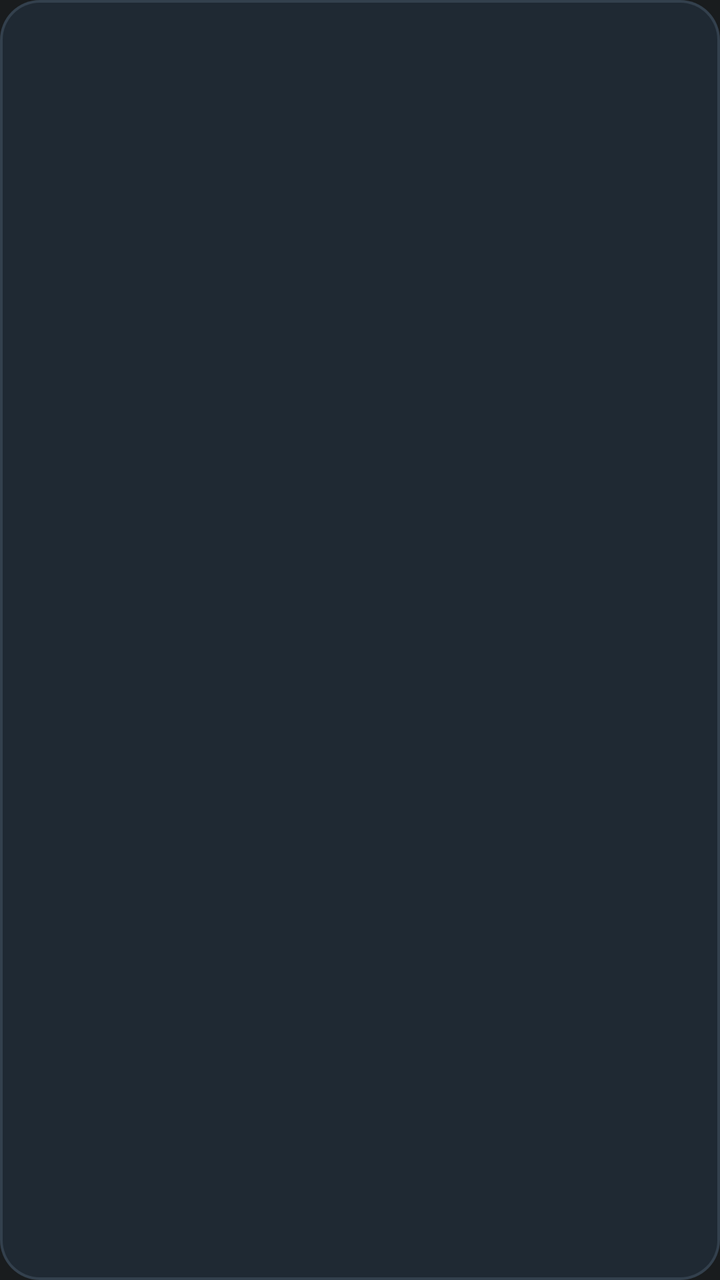
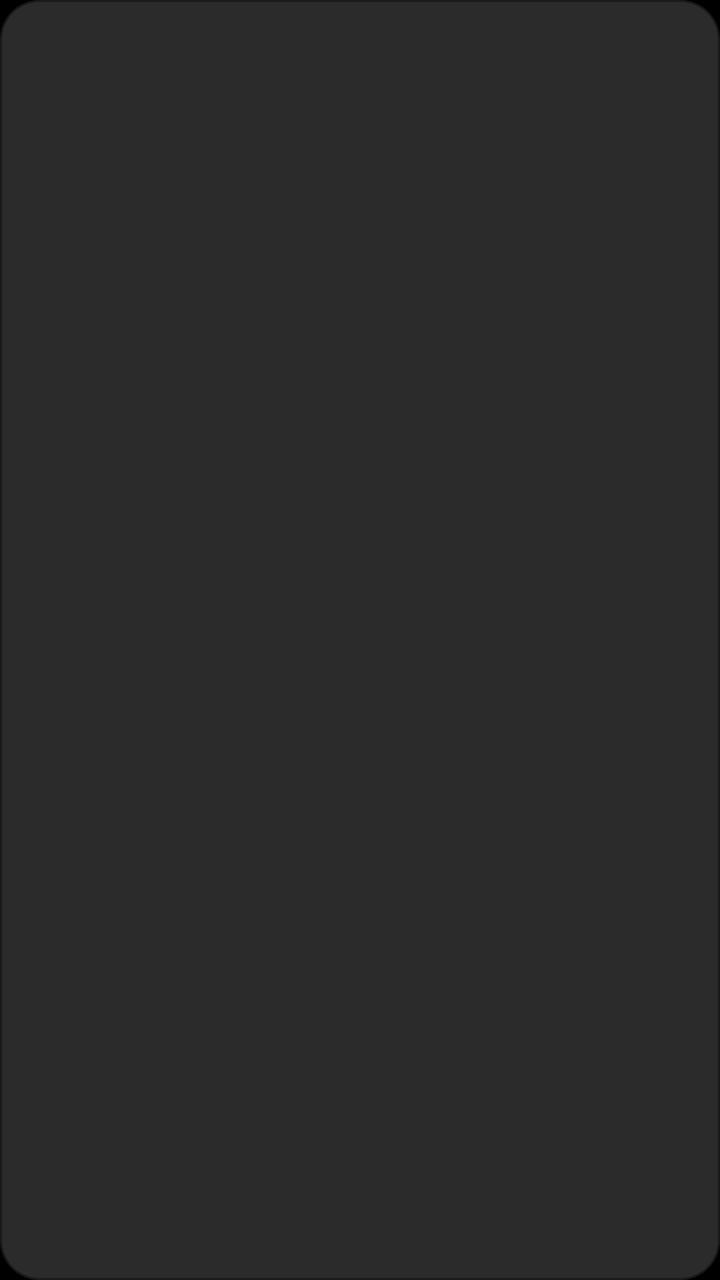

The first picture is an Android layout as it rendered before a commit; the second is the same layout after the commit. The layout source and the unified diff follow.
<!-- AndroidManifest.xml: application theme AppTheme -->
<!-- res/layout/item_action.xml -->
<?xml version="1.0" encoding="utf-8"?>
<LinearLayout xmlns:android="http://schemas.android.com/apk/res/android"
    android:id="@+id/cardRoot"
    android:layout_width="0dp"
    android:layout_height="match_parent"
    android:layout_margin="7dp"
    android:layout_weight="1"
    android:background="@drawable/card_selector"
    android:clickable="true"
    android:focusable="true"
    android:focusableInTouchMode="true"
    android:gravity="center_vertical"
    android:orientation="vertical"
    android:paddingStart="20dp"
    android:paddingTop="12dp"
    android:paddingEnd="20dp"
    android:paddingBottom="12dp">

    <TextView
        android:id="@+id/tvTitle"
        android:layout_width="match_parent"
        android:layout_height="wrap_content"
        android:ellipsize="end"
        android:maxLines="1"
        android:textColor="@color/text_primary"
        android:textSize="17sp"
        android:textStyle="bold" />

    <TextView
        android:id="@+id/tvSub"
        android:layout_width="match_parent"
        android:layout_height="wrap_content"
        android:layout_marginTop="5dp"
        android:ellipsize="end"
        android:maxLines="1"
        android:textColor="@color/text_secondary"
        android:textSize="12sp" />
</LinearLayout>
<!-- resources referenced by this layout -->
<resources>
  <color name="text_primary">#FFFFFFFF</color>
  <color name="text_secondary">#FF93A3B0</color>
  <!-- drawable card_selector (drawable) -->
  <?xml version="1.0" encoding="utf-8"?>
  <selector xmlns:android="http://schemas.android.com/apk/res/android">
      <item android:drawable="@drawable/card_focused" android:state_focused="true" />
      <item android:drawable="@drawable/card_focused" android:state_pressed="true" />
      <item android:drawable="@drawable/card_normal" />
  </selector>
  <style name="AppTheme" parent="@android:style/Theme.DeviceDefault.NoActionBar">
          
          <item name="android:windowFullscreen">true</item>
          <item name="android:windowContentOverlay">@null</item>
      </style>
  <!-- drawable card_focused (drawable) -->
  <?xml version="1.0" encoding="utf-8"?>
  <layer-list xmlns:android="http://schemas.android.com/apk/res/android">
      <item>
          <shape android:shape="rectangle">
              <solid android:color="@color/accent" />
              <corners android:radius="20dp" />
          </shape>
      </item>
      <item
          android:bottom="3dp"
          android:left="3dp"
          android:right="3dp"
          android:top="3dp">
          <shape android:shape="rectangle">
              <solid android:color="@color/card_fill_focused" />
              <corners android:radius="17dp" />
          </shape>
      </item>
  </layer-list>
  <!-- drawable card_normal (drawable) -->
  <?xml version="1.0" encoding="utf-8"?>
  <layer-list xmlns:android="http://schemas.android.com/apk/res/android">
      <item>
          <shape android:shape="rectangle">
              <solid android:color="@color/stroke_normal" />
              <corners android:radius="20dp" />
          </shape>
      </item>
      <item
          android:bottom="1.5dp"
          android:left="1.5dp"
          android:right="1.5dp"
          android:top="1.5dp">
          <shape android:shape="rectangle">
              <solid android:color="@color/card_fill" />
              <corners android:radius="18.5dp" />
          </shape>
      </item>
  </layer-list>
  <color name="accent">#FF00E0B0</color>
  <color name="card_fill_focused">#FF26323E</color>
  <color name="stroke_normal">#FF33404D</color>
  <color name="card_fill">#FF1F2933</color>
</resources>

<!-- the commit's change to res/layout/item_action.xml (unified diff, before → after) -->
@@ -3,7 +3,7 @@
     android:id="@+id/cardRoot"
     android:layout_width="0dp"
     android:layout_height="match_parent"
-    android:layout_margin="7dp"
+    android:layout_margin="6dp"
     android:layout_weight="1"
     android:background="@drawable/card_selector"
     android:clickable="true"
@@ -12,27 +12,30 @@
     android:gravity="center_vertical"
     android:orientation="vertical"
     android:paddingStart="20dp"
-    android:paddingTop="12dp"
+    android:paddingTop="14dp"
     android:paddingEnd="20dp"
-    android:paddingBottom="12dp">
+    android:paddingBottom="14dp">
 
     <TextView
         android:id="@+id/tvTitle"
         android:layout_width="match_parent"
         android:layout_height="wrap_content"
+        android:duplicateParentState="true"
         android:ellipsize="end"
         android:maxLines="1"
-        android:textColor="@color/text_primary"
-        android:textSize="17sp"
+        android:textColor="@color/card_title"
+        android:textSize="19sp"
         android:textStyle="bold" />
 
     <TextView
         android:id="@+id/tvSub"
         android:layout_width="match_parent"
         android:layout_height="wrap_content"
-        android:layout_marginTop="5dp"
+        android:layout_marginTop="6dp"
+        android:duplicateParentState="true"
         android:ellipsize="end"
-        android:maxLines="1"
-        android:textColor="@color/text_secondary"
-        android:textSize="12sp" />
+        android:lineSpacingExtra="1dp"
+        android:maxLines="2"
+        android:textColor="@color/card_sub"
+        android:textSize="13sp" />
 </LinearLayout>
<!-- resource entries referenced after the edit -->
@@ -1,7 +1,5 @@
 <!-- resources referenced by this layout -->
 <resources>
-  <color name="text_primary">#FFFFFFFF</color>
-  <color name="text_secondary">#FF93A3B0</color>
   <!-- drawable card_selector (drawable) -->
   <?xml version="1.0" encoding="utf-8"?>
   <selector xmlns:android="http://schemas.android.com/apk/res/android">
@@ -10,53 +8,40 @@
       <item android:drawable="@drawable/card_normal" />
   </selector>
   <style name="AppTheme" parent="@android:style/Theme.DeviceDefault.NoActionBar">
-          
           <item name="android:windowFullscreen">true</item>
           <item name="android:windowContentOverlay">@null</item>
+          <item name="android:windowBackground">@color/background</item>
+          <item name="android:colorBackground">@color/background</item>
       </style>
   <!-- drawable card_focused (drawable) -->
   <?xml version="1.0" encoding="utf-8"?>
-  <layer-list xmlns:android="http://schemas.android.com/apk/res/android">
-      <item>
-          <shape android:shape="rectangle">
-              <solid android:color="@color/accent" />
-              <corners android:radius="20dp" />
-          </shape>
-      </item>
-      <item
-          android:bottom="3dp"
-          android:left="3dp"
-          android:right="3dp"
-          android:top="3dp">
-          <shape android:shape="rectangle">
-              <solid android:color="@color/card_fill_focused" />
-              <corners android:radius="17dp" />
-          </shape>
-      </item>
-  </layer-list>
+  <shape xmlns:android="http://schemas.android.com/apk/res/android" android:shape="rectangle">
+      <solid android:color="@color/focus" />
+      <corners android:radius="20dp" />
+  </shape>
   <!-- drawable card_normal (drawable) -->
   <?xml version="1.0" encoding="utf-8"?>
   <layer-list xmlns:android="http://schemas.android.com/apk/res/android">
       <item>
           <shape android:shape="rectangle">
-              <solid android:color="@color/stroke_normal" />
+              <solid android:color="@color/hairline" />
               <corners android:radius="20dp" />
           </shape>
       </item>
       <item
-          android:bottom="1.5dp"
-          android:left="1.5dp"
-          android:right="1.5dp"
-          android:top="1.5dp">
+          android:bottom="1dp"
+          android:left="1dp"
+          android:right="1dp"
+          android:top="1dp">
           <shape android:shape="rectangle">
-              <solid android:color="@color/card_fill" />
-              <corners android:radius="18.5dp" />
+              <solid android:color="@color/fill" />
+              <corners android:radius="19dp" />
           </shape>
       </item>
   </layer-list>
-  <color name="accent">#FF00E0B0</color>
-  <color name="card_fill_focused">#FF26323E</color>
-  <color name="stroke_normal">#FF33404D</color>
-  <color name="card_fill">#FF1F2933</color>
+  <color name="background">#FF000000</color>
+  <color name="focus">#FFF5F5F7</color>
+  <color name="hairline">#1AFFFFFF</color>
+  <color name="fill">#2E787880</color>
 </resources>
 
